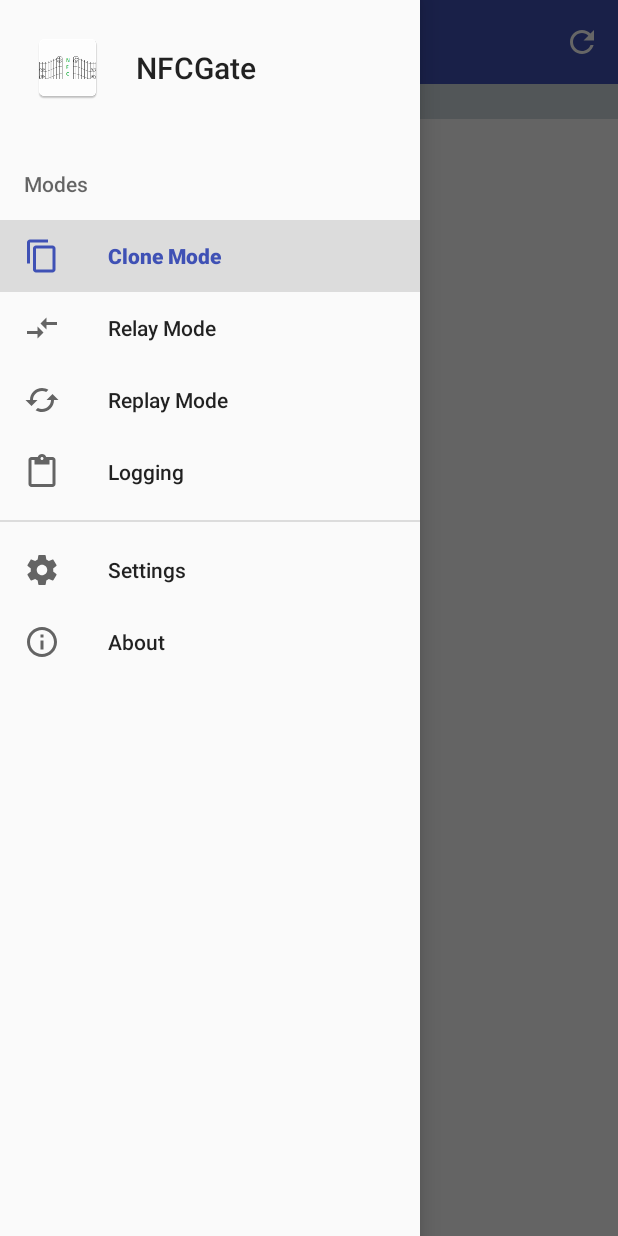
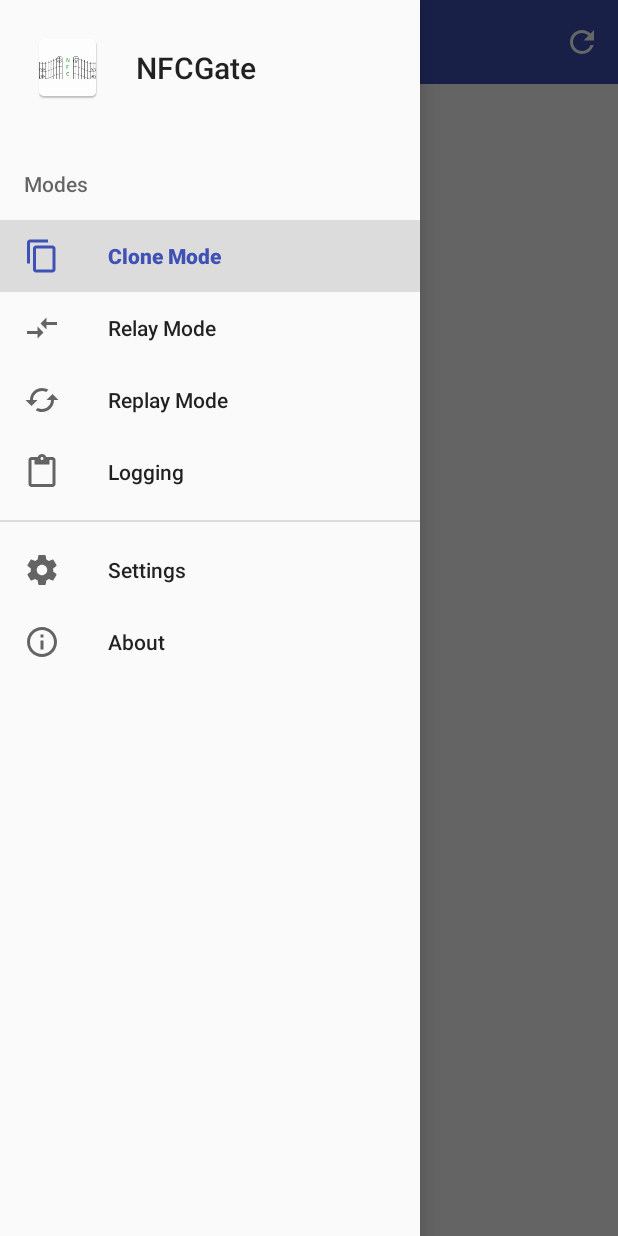
Before and after one commit to nfcgate/nfcgate, an Android app: the fragment ReplayFragment placed in its activity, with the side drawer open, on a phone screen of 412 x 824 dp. Run offline under Robolectric (Android 15) with nearby library versions, the phone set to English and light mode, and no system bars; our stand-ins replace Room's generated code; libraries missing offline, so code that uses them is left out: android.arch.persistence, android.support.v7; 2 statements that could not run were skipped.

Commit message:
Hide network status in offline replay mode

```diff
--- a/app/src/main/java/tud/seemuh/nfcgate/gui/component/Semaphore.java
+++ b/app/src/main/java/tud/seemuh/nfcgate/gui/component/Semaphore.java
@@ -27,7 +27,6 @@ public class Semaphore {
         mSemaphoreText = act.findViewById(R.id.tag_semaphore_text);
 
         // enable semaphore and set default
-        mSemaphore.setVisibility(View.VISIBLE);
         reset();
     }
 
@@ -59,7 +58,12 @@ public class Semaphore {
         mSemaphoreText.setText("Network: " + message);
     }
 
+    public void setVisibility(boolean visible) {
+        mSemaphore.setVisibility(visible ? View.VISIBLE : View.GONE);
+    }
+
     public void reset() {
+        setVisibility(true);
         set(State.IDLE, "Idle");
     }
 }
--- a/app/src/main/java/tud/seemuh/nfcgate/gui/fragment/ReplayFragment.java
+++ b/app/src/main/java/tud/seemuh/nfcgate/gui/fragment/ReplayFragment.java
@@ -60,6 +60,11 @@ public class ReplayFragment extends BaseNetworkFragment implements LoggingFragme
 
         // database setup
         mLogInserter = new LogInserter(getActivity(), SessionLog.SessionType.REPLAY, this);
+
+        // get preference data
+        SharedPreferences prefs = PreferenceManagerFix.getDefaultSharedPreferences(getActivity());
+        mOfflineReplay = !prefs.getBoolean("network", false);
+        mSemaphore.setVisibility(!mOfflineReplay);
     }
 
     @Override
@@ -121,10 +126,6 @@ public class ReplayFragment extends BaseNetworkFragment implements LoggingFragme
     }
 
     protected void onSelect(boolean reader) {
-        // get preference data
-        SharedPreferences prefs = PreferenceManagerFix.getDefaultSharedPreferences(getActivity());
-        mOfflineReplay = !prefs.getBoolean("network", false);
-
         // quit if network check fails
         if (!mOfflineReplay && !checkNetwork())
             return;
```
